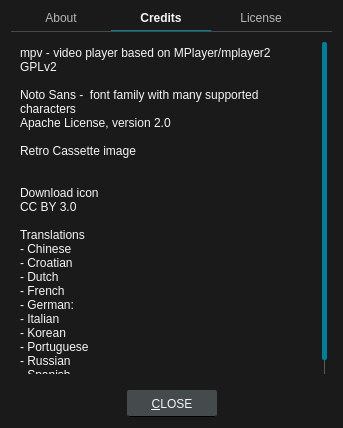
Before: the Qt Designer form src/ui/aboutdialog.ui in u8sand/Baka-MPlayer, drawn with Qt 5.
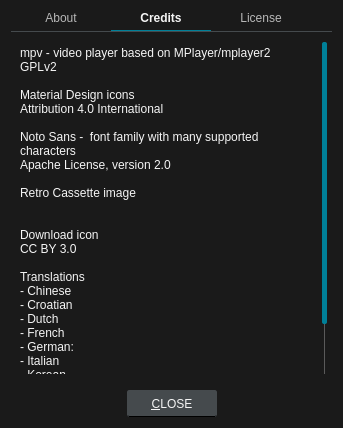
After: the same form once the commit is applied. The open tabs and pages were chosen to show the change. Icons and pictures are not drawn.

Commit message: Changed playback controls icons to Material Design

```diff
--- a/src/ui/aboutdialog.ui
+++ b/src/ui/aboutdialog.ui
@@ -234,6 +234,9 @@
           <string>mpv - video player based on MPlayer/mplayer2
 GPLv2 &lt;mpv.io&gt;
 
+Material Design icons
+Attribution 4.0 International &lt;Google&gt;
+
 Noto Sans -  font family with many supported characters
 Apache License, version 2.0 &lt;Google&gt;
 
```
The commit also changes 19 other files.
